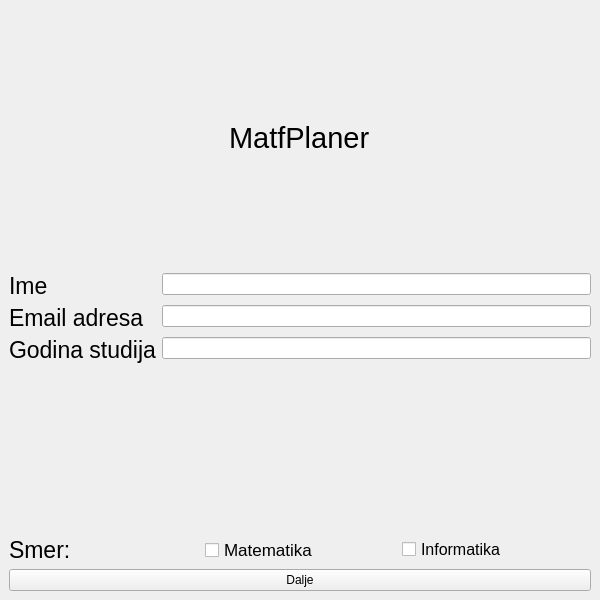
The window that Planer/MatfPlaner/forms/LoginPage.ui (stenjo1/MATF_Planner) describes before a commit, drawn with Qt 5.
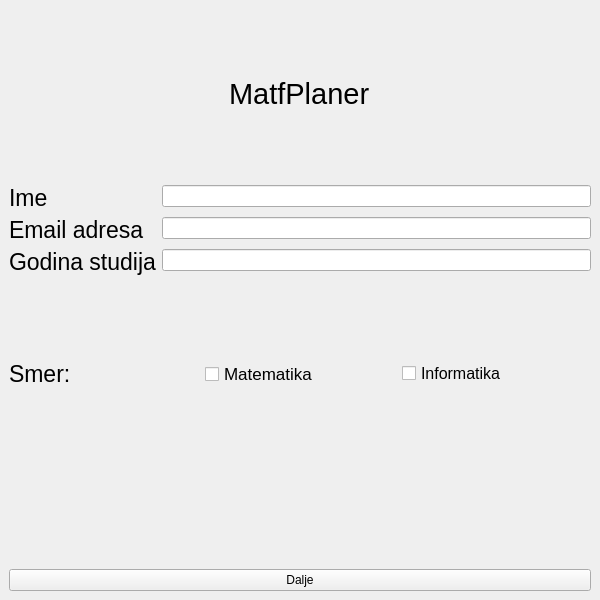
The same window after the commit.

Patch:
```diff
--- a/Planer/MatfPlaner/forms/LoginPage.ui
+++ b/Planer/MatfPlaner/forms/LoginPage.ui
@@ -131,6 +131,13 @@
       </item>
      </layout>
     </item>
+    <item>
+     <widget class="QLabel" name="label_3">
+      <property name="text">
+       <string/>
+      </property>
+     </widget>
+    </item>
     <item>
      <layout class="QHBoxLayout" name="horizontalLayout_4">
       <item>
```
